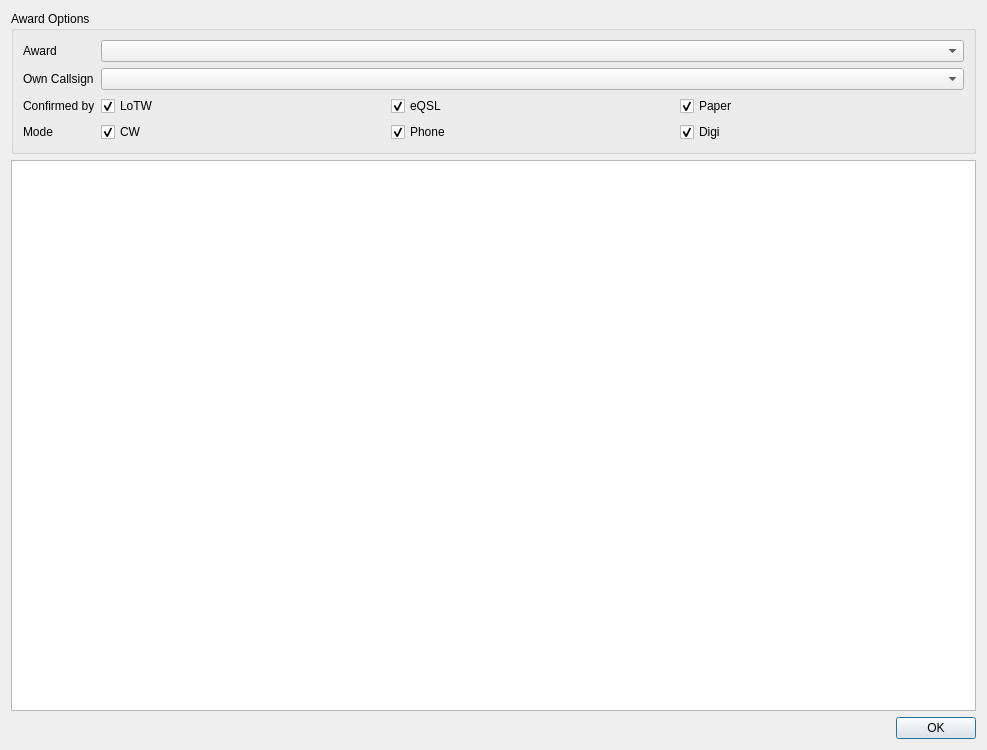
This is ui/AwardsDialog.ui in k5mcd/QLog as Qt 5 draws it before an edit. The edited form follows.
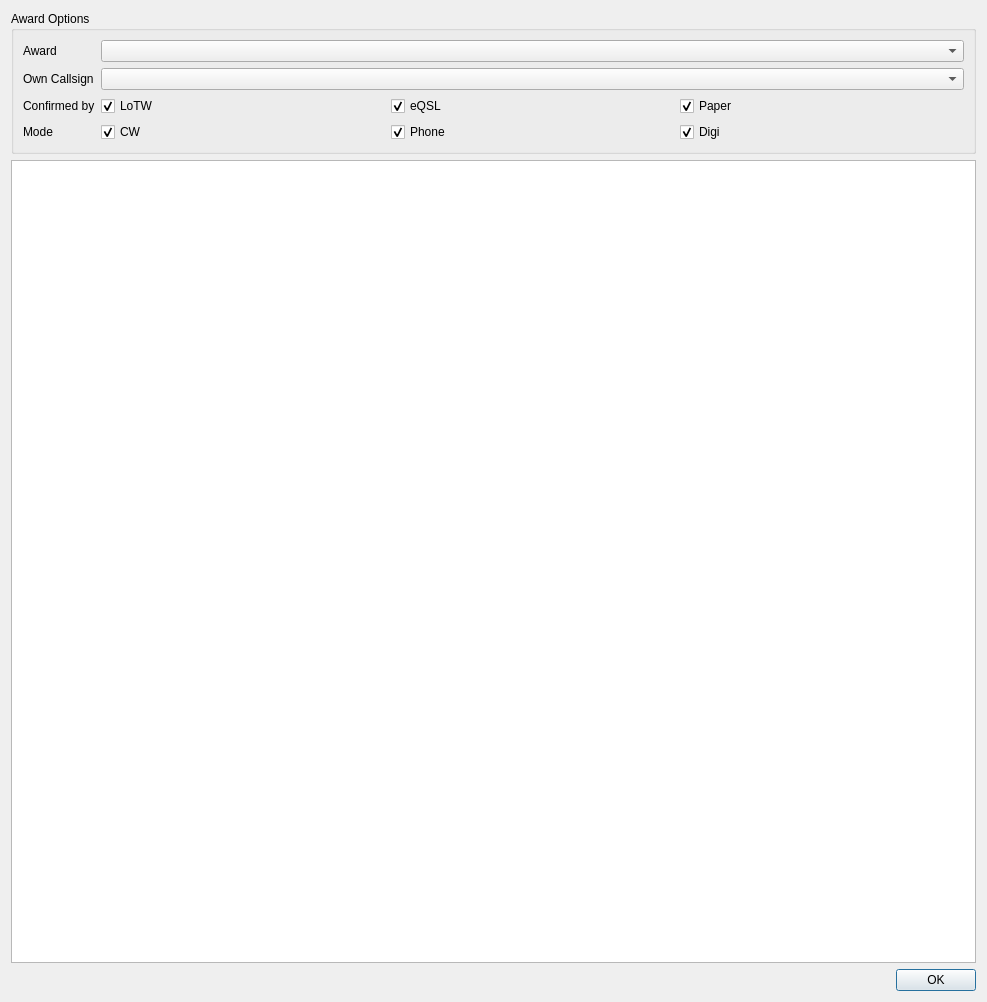
This is the edited form.

Commit message: Awards: Fix missing Header; window resized

Diff of the .ui file:
```diff
--- a/ui/AwardsDialog.ui
+++ b/ui/AwardsDialog.ui
@@ -7,7 +7,7 @@
     <x>0</x>
     <y>0</y>
     <width>987</width>
-    <height>750</height>
+    <height>1002</height>
    </rect>
   </property>
   <property name="windowTitle">
@@ -137,7 +137,7 @@
       <enum>QAbstractItemView::NoSelection</enum>
      </property>
      <attribute name="horizontalHeaderVisible">
-      <bool>false</bool>
+      <bool>true</bool>
      </attribute>
      <attribute name="horizontalHeaderCascadingSectionResizes">
       <bool>true</bool>
```
